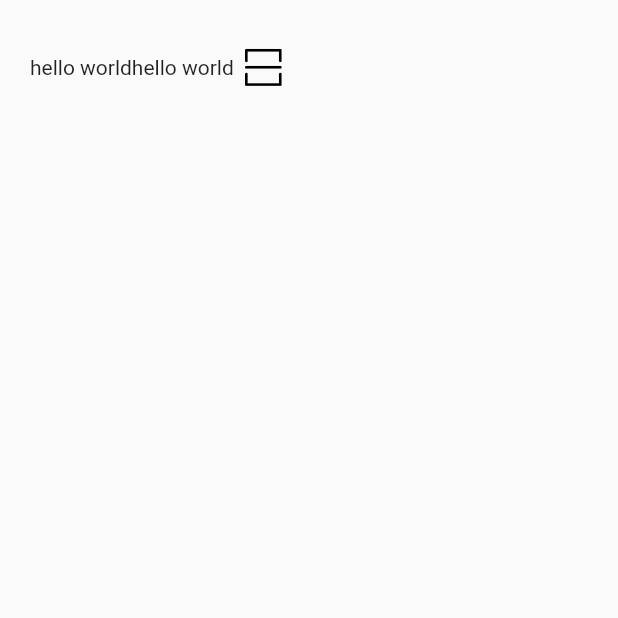
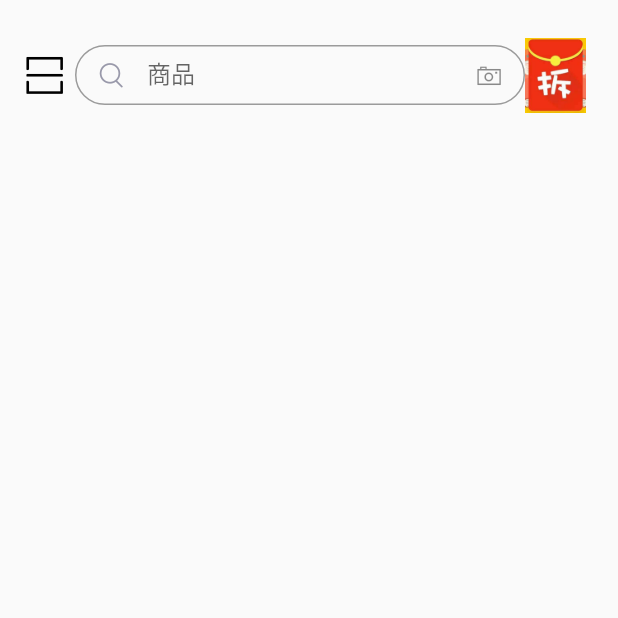
Before and after one commit to xuwentao93/flutter-learn, a Flutter app: the screen it shows after launch, on a phone screen of 412 x 824 dp, the top half of it. Run offline on Flutter 3.47's test engine with Material 2 defaults, Android fonts, the light colour scheme and no system bars.

Commit message:
textfield and imgs learn

```diff
--- /dev/null
+++ b/lib/components/CustomizeIcon.dart
@@ -0,0 +1,16 @@
+
+
+import 'package:flutter/material.dart';
+
+class CustomizeIcon {
+  static const IconData scan = IconData(0xe6e2, fontFamily: 'MyIcons');
+  static const IconData bluetoothon = IconData(0xe697, fontFamily: 'MyIcons');
+  static const IconData camera = IconData(0xe698, fontFamily: 'MyIcons');
+  static const IconData home = IconData(0xe8c7, fontFamily: 'MyIcons');
+  static const IconData message = IconData(0xe8bd, fontFamily: 'MyIcons');
+  static const IconData love = IconData(0xe6eb, fontFamily: 'MyIcons');
+  static const IconData mine = IconData(0xe6db, fontFamily: 'MyIcons');
+  static const IconData group = IconData(0xe6df, fontFamily: 'MyIcons');
+  static const IconData search = IconData(0xe6e1, fontFamily: 'MyIcons');
+  static const IconData follow = IconData(0xe8b1, fontFamily: 'MyIcons');
+}
--- a/lib/main.dart
+++ b/lib/main.dart
@@ -1,7 +1,9 @@
 import 'package:demo/pages/home.dart';
 import 'package:flutter/material.dart';
 
-void main() => runApp(MaterialApp(
-  title: 'demo',
-  home: Home()
-));
+void main(){
+  runApp(MaterialApp(
+    title: 'demo',
+    home: Home(),
+  ));
+}
--- a/lib/pages/components/navigatorBar.dart
+++ b/lib/pages/components/navigatorBar.dart
@@ -1,3 +1,4 @@
+import 'package:demo/components/CustomizeIcon.dart';
 import 'package:flutter/material.dart';
 
 class NavigatorBar extends StatelessWidget {
@@ -6,17 +7,52 @@ class NavigatorBar extends StatelessWidget {
     return Container(
       child: Row(
         children: <Widget>[
-          Text('hello world'),
-          Text('hello world'),
           Icon(
-            IconData(0xe6e2, fontFamily: 'MyIcons'),
+            CustomizeIcon.scan,
             size: 40,
             color: Colors.black
-          )
+          ),
+          SearchCommodity(),
+          Image.asset('lib/assets/imgs/envelope.png')
         ],
+        crossAxisAlignment: CrossAxisAlignment.center,
       ),
       margin: EdgeInsets.fromLTRB(0.0, 25.0, 0.0, 0.0),
-      padding: EdgeInsets.fromLTRB(20.0, 0.0, 20.0, 0.0)
+      padding: EdgeInsets.fromLTRB(10.0, 0.0, 10.0, 0.0),
+      height: 50.0
     );
   }
 }
+
+class SearchCommodity extends StatelessWidget{
+  @override
+  Widget build(BuildContext context) {
+    return  Container(
+      child: TextField(
+        decoration: InputDecoration(
+          labelText: "商品",
+          hintText: "请输入你要购买的商品",
+          border: OutlineInputBorder(
+            borderSide: BorderSide(
+              width: 3.0,
+              color: Colors.orange,
+            ),
+            borderRadius: BorderRadius.circular(40.0)
+          ),
+          prefixIcon: Icon(
+            CustomizeIcon.search,
+            color: Color(0xff9999aa)
+          ),
+          suffixIcon: Icon(
+            CustomizeIcon.camera
+          )
+        ),
+        onChanged: (String value) {
+          print(value);
+        },
+      ),
+      width: 300.0,
+      height: 40.0,
+    );
+  }
+}
--- a/lib/pages/home.dart
+++ b/lib/pages/home.dart
@@ -1,15 +1,18 @@
 import 'package:demo/pages/components/navigatorBar.dart';
 import 'package:flutter/material.dart';
+import 'package:flutter/services.dart';
 
 class Home extends StatelessWidget {
+  final SystemUiOverlayStyle _style = SystemUiOverlayStyle(statusBarColor: Colors.transparent);
   @override
   Widget build(BuildContext context) {
+    SystemChrome.setSystemUIOverlayStyle(_style);
     return Scaffold(
       body: Column(
         children: <Widget>[
           NavigatorBar()
         ],
-      )
+      ),
     );
   }
 }
--- a/pubspec.yaml
+++ b/pubspec.yaml
@@ -41,9 +41,8 @@ flutter:
   uses-material-design: true
 
   # To add assets to your application, add an assets section, like this:
-  # assets:
-  #  - images/a_dot_burr.jpeg
-  #  - images/a_dot_ham.jpeg
+  assets:
+   - lib/assets/imgs/
 
   # An image asset can refer to one or more resolution-specific "variants", see
   # https://flutter.dev/assets-and-images/#resolution-aware.
```
Also changed, not shown: lib/assets/imgs/envelope.png (added).
